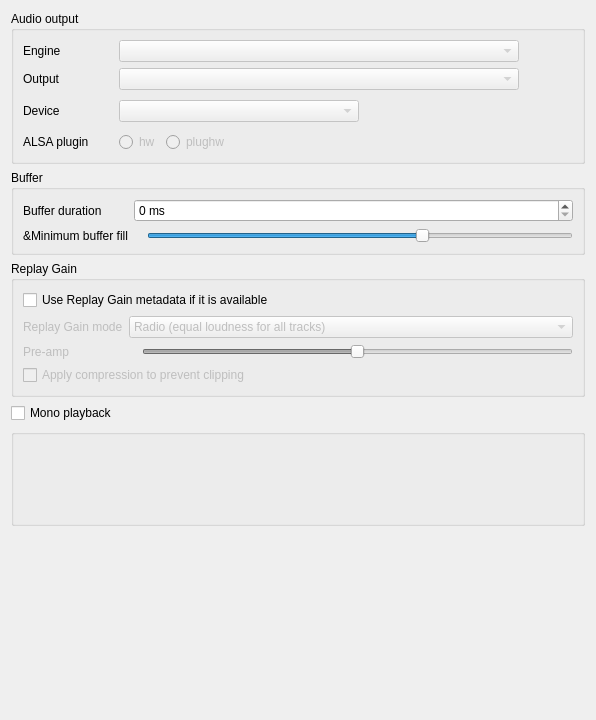
First picture: the form in src/settings/backendsettingspage.ui, repository strawberrymusicplayer/strawberry, before the edit.
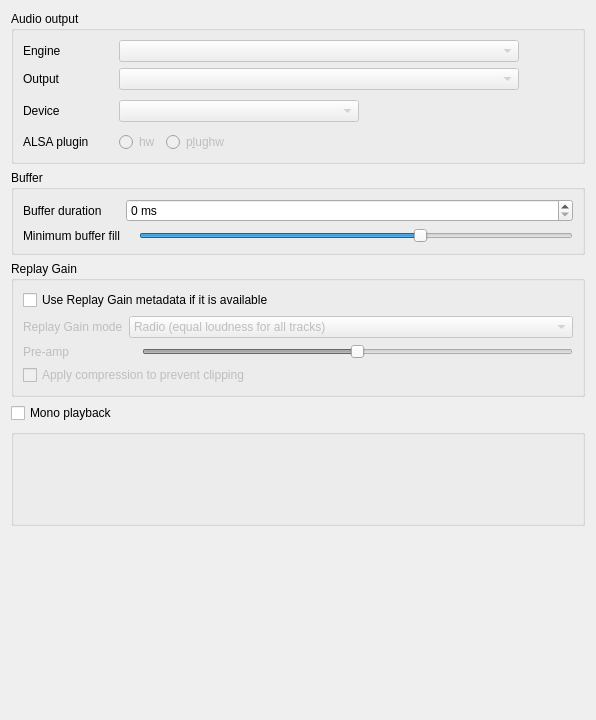
Second picture: the form after the edit. Custom widgets are drawn as their Qt base class.

Diff of the .ui file:
```diff
--- a/src/settings/backendsettingspage.ui
+++ b/src/settings/backendsettingspage.ui
@@ -214,7 +214,7 @@
            </size>
           </property>
           <property name="text">
-           <string>plughw</string>
+           <string>p&amp;lughw</string>
           </property>
          </widget>
         </item>
@@ -268,7 +268,7 @@
       <item row="2" column="0">
        <widget class="QLabel" name="label_bufferminfill">
         <property name="text">
-         <string>&amp;Minimum buffer fill</string>
+         <string>Minimum buffer fill</string>
         </property>
        </widget>
       </item>
```
